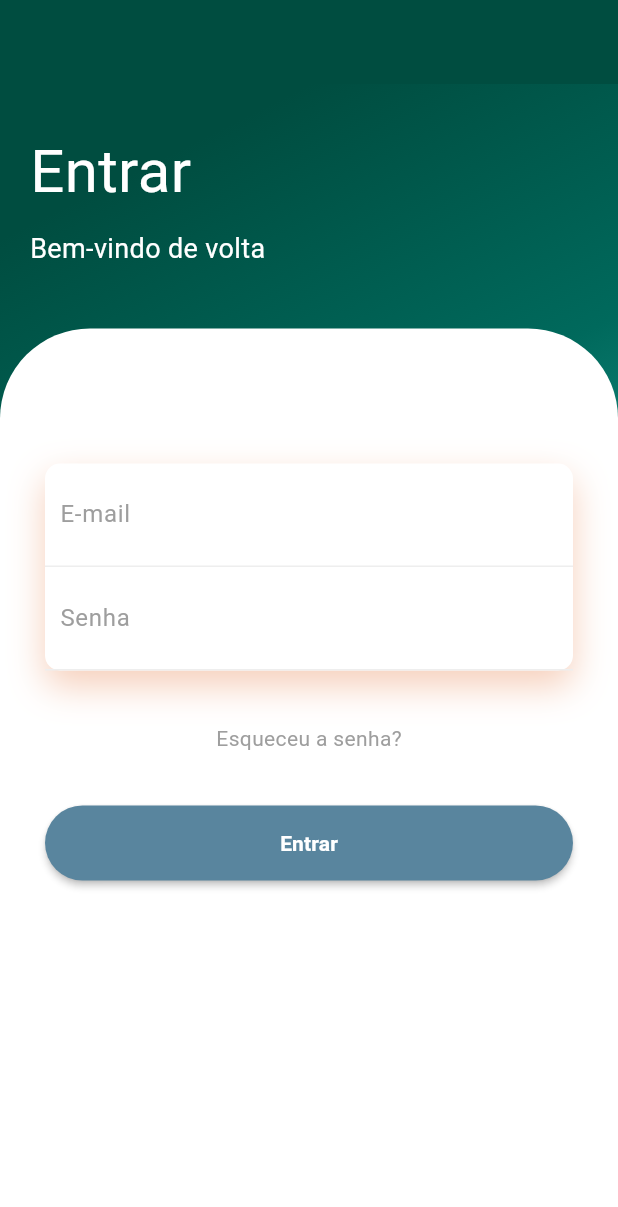
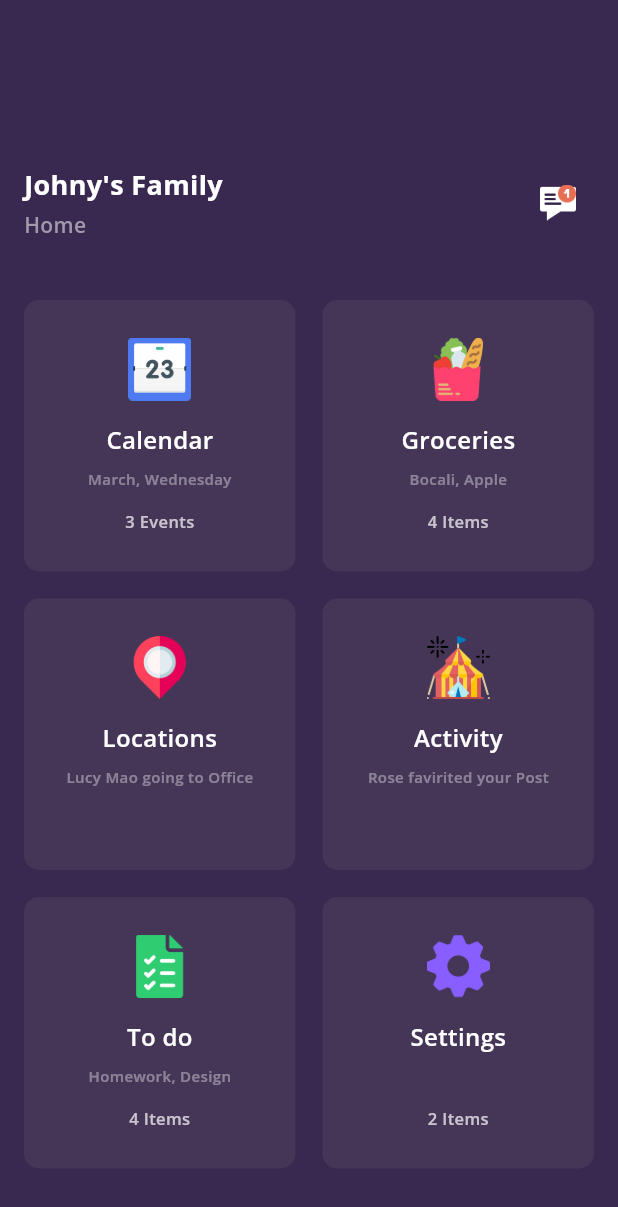
Before and after one commit to wesleytakatsu/qrtk_app, a Flutter app: the LoginPage screen opened by its route, after a tap on "Entrar", on a phone screen of 412 x 824 dp. Shown: the top 1207 px of the screen. Run offline on Flutter 3.47's test engine with Material 3 defaults, Android fonts, the phone set to English and light mode, and no system bars; our stand-ins replace animate_do, font_awesome_flutter, go_router, google_fonts, hive; accounts and stored records are empty.

Commit message:
registro funcionando e previa de home person

```diff
--- /dev/null
+++ b/lib/components/home_grid_dashboard.dart
@@ -0,0 +1,124 @@
+
+import 'package:flutter/material.dart';
+import 'package:google_fonts/google_fonts.dart';
+
+class GridDashboard extends StatefulWidget {
+
+  const GridDashboard({super.key});
+
+  @override
+  State<GridDashboard> createState() => _GridDashboardState();
+}
+
+class _GridDashboardState extends State<GridDashboard> {
+  Items item1 = Items(
+      title: "Calendar",
+      subtitle: "March, Wednesday",
+      event: "3 Events",
+      img: "images/assets/calendar.png");
+
+  Items item2 = Items(
+    title: "Groceries",
+    subtitle: "Bocali, Apple",
+    event: "4 Items",
+    img: "images/assets/food.png",
+  );
+
+  Items item3 = Items(
+    title: "Locations",
+    subtitle: "Lucy Mao going to Office",
+    event: "",
+    img: "images/assets/map.png",
+  );
+
+  Items item4 = Items(
+    title: "Activity",
+    subtitle: "Rose favirited your Post",
+    event: "",
+    img: "images/assets/festival.png",
+  );
+
+  Items item5 = Items(
+    title: "To do",
+    subtitle: "Homework, Design",
+    event: "4 Items",
+    img: "images/assets/todo.png",
+  );
+
+  Items item6 = Items(
+    title: "Settings",
+    subtitle: "",
+    event: "2 Items",
+    img: "images/assets/setting.png",
+  );
+
+  @override
+  Widget build(BuildContext context) {
+    List<Items> myList = [item1, item2, item3, item4, item5, item6];
+    var color = 0xff453658;
+    return Flexible(
+      child: GridView.count(
+          childAspectRatio: 1.0,
+          padding: const EdgeInsets.only(left: 16, right: 16),
+          crossAxisCount: 2,
+          crossAxisSpacing: 18,
+          mainAxisSpacing: 18,
+          children: myList.map((data) {
+            return Container(
+              decoration: BoxDecoration(
+                  color: Color(color), borderRadius: BorderRadius.circular(10)),
+              child: Column(
+                mainAxisAlignment: MainAxisAlignment.center,
+                children: <Widget>[
+                  Image.asset(
+                    data.img,
+                    width: 42,
+                  ),
+                  const SizedBox(
+                    height: 14,
+                  ),
+                  Text(
+                    data.title,
+                    style: GoogleFonts.openSans(
+                        textStyle: const TextStyle(
+                            color: Colors.white,
+                            fontSize: 16,
+                            fontWeight: FontWeight.w600)),
+                  ),
+                  const SizedBox(
+                    height: 8,
+                  ),
+                  Text(
+                    data.subtitle,
+                    style: GoogleFonts.openSans(
+                        textStyle: const TextStyle(
+                            color: Colors.white38,
+                            fontSize: 10,
+                            fontWeight: FontWeight.w600)),
+                  ),
+                  const SizedBox(
+                    height: 14,
+                  ),
+                  Text(
+                    data.event,
+                    style: GoogleFonts.openSans(
+                        textStyle: const TextStyle(
+                            color: Colors.white70,
+                            fontSize: 11,
+                            fontWeight: FontWeight.w600)),
+                  ),
+                ],
+              ),
+            );
+          }).toList()),
+    );
+  }
+}
+
+class Items {
+  String title;
+  String subtitle;
+  String event;
+  String img;
+  Items({required this.title, required this.subtitle, required this.event, required this.img});
+}
--- a/lib/configs.dart
+++ b/lib/configs.dart
@@ -1,3 +1,3 @@
-const BASE_API = 'https://192.168.1.30/api/';
+const BASE_API = 'http://192.168.42.135/api/';
 const String loginUrl = '${BASE_API}login';
-const String registerUrl = '${BASE_API}register';
+const String registerPersonUrl = '${BASE_API}personuser';
--- a/lib/main.dart
+++ b/lib/main.dart
@@ -12,11 +12,14 @@ void main() async {
   Hive.init(appSupportDirectory.path);
   var box = await Hive.openBox('local_data');
   var language = box.get('language');
+  print('language in main: $language');
   if (language == null) {
     language = 'pt-br';
     box.put('language', language);
   }
+  print('language in main: $language');
   GlobalVariables().language = language;
+  print('GlobalVariables().language in main: ${GlobalVariables().language}');
 
 
 
--- a/lib/pages/home/home_person.dart
+++ b/lib/pages/home/home_person.dart
@@ -0,0 +1,70 @@
+import 'package:flutter/material.dart';
+import 'package:google_fonts/google_fonts.dart';
+import 'package:qrtk_app/components/home_grid_dashboard.dart';
+
+class HomePerson extends StatefulWidget {
+  const HomePerson({super.key});
+
+  @override
+  State<HomePerson> createState() => _HomePersonState();
+}
+
+class _HomePersonState extends State<HomePerson> {
+  @override
+  Widget build(BuildContext context) {
+    return Scaffold(
+      backgroundColor: const Color(0xff392850),
+      body: Column(
+        children: <Widget>[
+          const SizedBox(
+            height: 110,
+          ),
+          Padding(
+            padding: const EdgeInsets.only(left: 16, right: 16),
+            child: Row(
+              mainAxisAlignment: MainAxisAlignment.spaceBetween,
+              children: <Widget>[
+                Column(
+                  crossAxisAlignment: CrossAxisAlignment.start,
+                  children: <Widget>[
+                    Text(
+                      "Johny's Family",
+                      style: GoogleFonts.openSans(
+                          textStyle: const TextStyle(
+                              color: Colors.white,
+                              fontSize: 18,
+                              fontWeight: FontWeight.bold)),
+                    ),
+                    const SizedBox(
+                      height: 4,
+                    ),
+                    Text(
+                      "Home",
+                      style: GoogleFonts.openSans(
+                          textStyle: const TextStyle(
+                              color: Color(0xffa29aac),
+                              fontSize: 14,
+                              fontWeight: FontWeight.w600)),
+                    ),
+                  ],
+                ),
+                IconButton(
+                  alignment: Alignment.topCenter,
+                  icon: Image.asset(
+                    "images/assets/notification.png",
+                    width: 24,
+                  ),
+                  onPressed: () {},
+                )
+              ],
+            ),
+          ),
+          const SizedBox(
+            height: 40,
+          ),
+          const GridDashboard()
+        ],
+      ),
+    );
+  }
+}
--- a/lib/pages/user/login.dart
+++ b/lib/pages/user/login.dart
@@ -1,15 +1,23 @@
 import 'package:animate_do/animate_do.dart';
 import 'package:flutter/material.dart';
 import 'package:qrtk_app/resources/global_variables.dart';
+import 'package:qrtk_app/services/auth_service.dart';
+import 'package:qrtk_app/services/local_data_service.dart';
+import 'package:qrtk_app/pages/home/home_person.dart';
 
 class LoginPage extends StatelessWidget {
-  const LoginPage({super.key});
+  LoginPage({super.key});
+
+  // text input controllers
+  final emailController = TextEditingController();
+  final passwordController = TextEditingController();
+
+  // Bem vindo de volta
+  final language = GlobalVariables().language;
 
   @override
   Widget build(BuildContext context) {
 
-    // Bem vindo de volta
-    final language = GlobalVariables().language;
 
     // Entrar
     final loginButtonText = {
@@ -127,6 +135,7 @@ class LoginPage extends StatelessWidget {
                                             bottom: BorderSide(
                                                 color: Colors.grey.shade200))),
                                     child: TextField(
+                                      controller: emailController,
                                       decoration: InputDecoration(
                                           hintText: emailText[language]!,
                                           hintStyle:
@@ -142,6 +151,7 @@ class LoginPage extends StatelessWidget {
                                             bottom: BorderSide(
                                                 color: Colors.grey.shade200))),
                                     child: TextField(
+                                      controller: passwordController,
                                       obscureText: true,
                                       decoration: InputDecoration(
                                           hintText: passwordText[language]!,
@@ -169,7 +179,17 @@ class LoginPage extends StatelessWidget {
                         FadeInUp(
                             duration: const Duration(milliseconds: 1600),
                             child: MaterialButton(
-                              onPressed: () {},
+                              onPressed: () {
+                                // AuthService().login(
+                                //     emailController.text, passwordController.text);
+
+                                Navigator.push(
+                                  context,
+                                  MaterialPageRoute(
+                                      builder: (context) => const HomePerson()),
+                                );
+
+                              },
                               height: 50,
                               // margin: EdgeInsets.symmetric(horizontal: 50),
                               color: const Color(0xFF59859e),
--- a/lib/pages/user/register.dart
+++ b/lib/pages/user/register.dart
@@ -1,6 +1,7 @@
 import 'package:animate_do/animate_do.dart';
 import 'package:flutter/material.dart';
 import 'package:qrtk_app/resources/global_variables.dart';
+import 'package:qrtk_app/services/auth_service.dart';
 
 class RegisterPage extends StatelessWidget {
   RegisterPage({super.key});
@@ -14,7 +15,6 @@ class RegisterPage extends StatelessWidget {
 
   @override
   Widget build(BuildContext context) {
-    // Bem vindo de volta
     final language = GlobalVariables().language;
 
     final signUpButtonText = {
@@ -251,7 +251,21 @@ class RegisterPage extends StatelessWidget {
                         FadeInUp(
                             duration: const Duration(milliseconds: 1600),
                             child: MaterialButton(
-                              onPressed: () {},
+                              onPressed: () {
+                                print('register'
+                                    'name: ${_nameController.text}'
+                                    'socialName: ${_socialNameController.text}'
+                                    'telephone: ${_telephoneController.text}'
+                                    'email: ${_emailController.text}'
+                                    'password: ${_passwordController.text}'
+                                );
+                                AuthService().registerPerson(
+                                    _nameController.text,
+                                    _socialNameController.text,
+                                    _telephoneController.text,
+                                    _emailController.text,
+                                    _passwordController.text);
+                              },
                               height: 50,
                               // margin: EdgeInsets.symmetric(horizontal: 50),
                               color: const Color(0xFF59859e),
--- a/lib/routes.dart
+++ b/lib/routes.dart
@@ -43,7 +43,7 @@ final routes = GoRouter(
     ),
     GoRoute(
       path: '/login',
-      builder: (context, state) => const LoginPage(),
+      builder: (context, state) => LoginPage(),
     ),
     GoRoute(
       path: '/register',
--- a/lib/services/auth_service.dart
+++ b/lib/services/auth_service.dart
@@ -1,15 +1,76 @@
+import 'dart:convert';
 import 'package:flutter/foundation.dart';
+import 'package:http/http.dart' as http;
+import 'package:qrtk_app/configs.dart';
 
 class AuthService extends ChangeNotifier {
   bool isAuthenticated = false;
 
-  login() {
-    isAuthenticated = true;
-    notifyListeners();
+  // login() {
+  Future<Map<String, dynamic>> login(String email, String password) async {
+    final url = Uri.parse('$loginUrl/login');
+
+    final response = await http.post(
+      url,
+      headers: {
+        'Content-Type': 'application/json',
+        'Accept': 'application/json',
+      },
+      body: jsonEncode({
+        'email': email,
+        'password': password,
+      }),
+    );
+
+    if (response.statusCode == 200) {
+      return jsonDecode(response.body);
+    } else {
+      throw Exception('Failed to login');
+    }
+
+
+  //   isAuthenticated = true;
+  //   notifyListeners();
+
   }
+
+
+  // register
+  Future<Map<String, dynamic>> registerPerson(String name, String socialName, String tel, String email, String password) async {
+    final url = Uri.parse('$registerPersonUrl');
+    print('url: $url');
+
+    final response = await http.post(
+      url,
+      headers: {
+        'Content-Type': 'application/json',
+        'Accept': 'application/json',
+      },
+      body: jsonEncode({
+        'name_registry': name,
+        'name_social': socialName,
+        'telephone': tel,
+        'email': email,
+        'password': password,
+      }),
+    );
+
+    print('response: ${response.body}');
+
+    if (response.statusCode == 201) {
+      return jsonDecode(response.body);
+    } else {
+      throw Exception('Failed to register');
+    }
+  }
+
 
   logout() {
     isAuthenticated = false;
     notifyListeners();
   }
+
+    // ./configs.dart registerUrl
+
+
 }
--- a/pubspec.yaml
+++ b/pubspec.yaml
@@ -35,12 +35,14 @@ dependencies:
   # The following adds the Cupertino Icons font to your application.
   # Use with the CupertinoIcons class for iOS style icons.
   cupertino_icons: ^1.0.6
+  http: ^1.2.1
   font_awesome_flutter: ^10.7.0
   go_router: ^14.1.4
   animate_do: ^3.3.4
   hive: ^2.2.3
   hive_flutter: ^1.1.0
   path_provider: ^2.1.3
+  google_fonts: ^6.2.1
   # provider: ^6.1.2
 
 dev_dependencies:
@@ -71,6 +73,7 @@ flutter:
   # To add assets to your application, add an assets section, like this:
   assets:
     - images/
+    - images/assets/
   #   - images/a_dot_burr.jpeg
   #   - images/a_dot_ham.jpeg
 
```
Also changed, not shown: images/assets/calendar.png (added), images/assets/festival.png (added), images/assets/food.png (added), images/assets/map.png (added), images/assets/notification.png (added), images/assets/setting.png (added), images/assets/todo.png (added), pubspec.lock, 1 other file.
